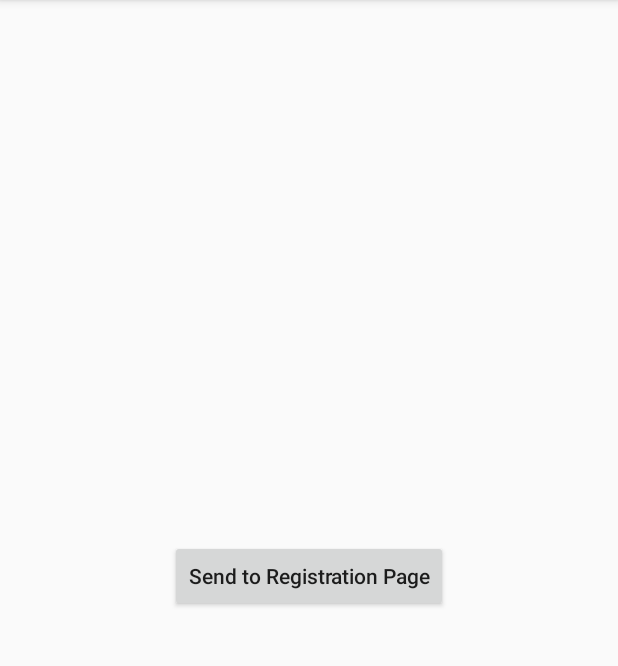
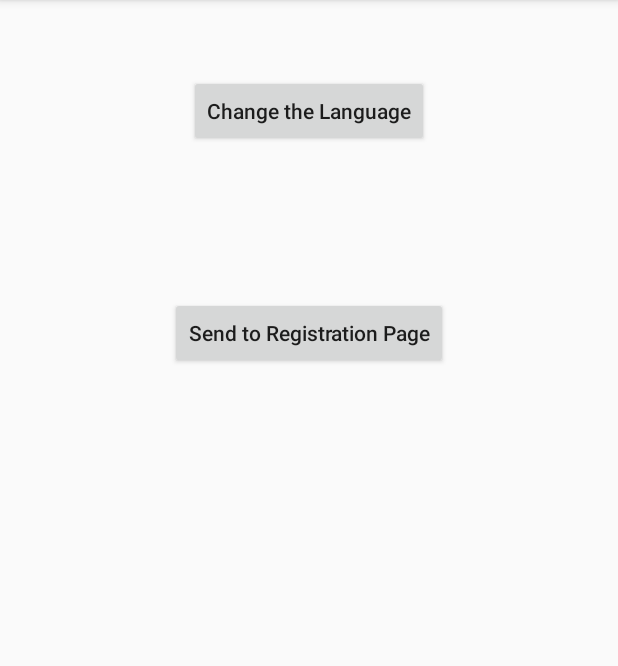
Before and after one commit to sawan52/OnlineDemoDatabase, an Android app: the screen it shows after launch (MainActivity), on a phone screen of 412 x 824 dp, the part 84-750 px from its top. Run offline under Robolectric (Android 15) with nearby library versions, the phone set to English and light mode, and no system bars.

Commit message:
added multiple language feature

```diff
--- a/app/src/main/AndroidManifest.xml
+++ b/app/src/main/AndroidManifest.xml
@@ -13,7 +13,7 @@
         android:theme="@style/AppTheme">
 
         <activity android:name=".RegisterActivity"
-            android:label="Register Activity"
+            android:label="@string/register_activity"
             android:parentActivityName=".MainActivity"></activity>
 
         <activity android:name=".MainActivity">
--- a/app/src/main/java/com/example/onlinedemodatabase/MainActivity.java
+++ b/app/src/main/java/com/example/onlinedemodatabase/MainActivity.java
@@ -1,20 +1,42 @@
 package com.example.onlinedemodatabase;
 
+import android.app.Activity;
+import android.content.DialogInterface;
 import android.content.Intent;
+import android.content.SharedPreferences;
+import android.content.res.Configuration;
+import android.support.v7.app.ActionBar;
+import android.support.v7.app.AlertDialog;
 import android.support.v7.app.AppCompatActivity;
 import android.os.Bundle;
 import android.view.View;
 import android.widget.Button;
+
+import java.util.Locale;
 
 public class MainActivity extends AppCompatActivity {
 
     @Override
     protected void onCreate(Bundle savedInstanceState) {
         super.onCreate(savedInstanceState);
+
+        loadLocale();
+
         setContentView(R.layout.activity_main);
 
+        // change Action bar title, if you don't change it according to your systems default language
+        ActionBar actionBar = getSupportActionBar();
+        actionBar.setTitle(getResources().getString(R.string.app_name));
 
+        Button changeLanguage = findViewById(R.id.change_the_language);
         Button sendTo = findViewById(R.id.send_to_registration_page_button);
+
+        changeLanguage.setOnClickListener(new View.OnClickListener() {
+            @Override
+            public void onClick(View v) {
+                showChangeLanguageDialog();
+            }
+        });
 
         sendTo.setOnClickListener(new View.OnClickListener() {
             @Override
@@ -26,4 +48,76 @@ public class MainActivity extends AppCompatActivity {
             }
         });
     }
+
+    private void showChangeLanguageDialog() {
+
+        // array of languages to display on Alert Dialog
+        final String[] listItems = {"English", "Spanish", "French", "हिंदी", "اردو"};
+
+        AlertDialog.Builder mBuilder = new AlertDialog.Builder(MainActivity.this);
+        mBuilder.setTitle("Choose the Language");
+        mBuilder.setSingleChoiceItems(listItems, -1, new DialogInterface.OnClickListener() {
+            @Override
+            public void onClick(DialogInterface dialog, int i) {
+
+                if (i == 0){
+
+                    // English
+                    setLocale("en");
+                    recreate();
+                }
+                else if (i == 1){
+
+                    // Spanish
+                    setLocale("es");
+                    recreate();
+                }
+                else if (i == 2){
+
+                    // French
+                    setLocale("fr");
+                    recreate();
+                }
+                else if (i == 3){
+
+                    // Hindi
+                    setLocale("hi");
+                    recreate();
+                }
+                else if (i == 4){
+
+                    // Urdu
+                    setLocale("ur");
+                    recreate();
+                }
+                // dismiss alert dialog when language selected
+                dialog.dismiss();
+            }
+        });
+
+        AlertDialog mDialog = mBuilder.create();
+        // show alert dialog
+        mDialog.show();
+    }
+
+    private void setLocale(String lang) {
+
+        Locale locale = new Locale(lang);
+        Locale.setDefault(locale);
+        Configuration config = new Configuration();
+        config.locale = locale;
+        getBaseContext().getResources().updateConfiguration(config, getBaseContext().getResources().getDisplayMetrics());
+        // save data to shared preferences
+        SharedPreferences.Editor editor = getSharedPreferences("Settings", MODE_PRIVATE).edit();
+        editor.putString("My_Lang", lang);
+        editor.apply();
+    }
+
+    // load language saved in shared preferences
+    public void loadLocale(){
+
+        SharedPreferences preferences = getSharedPreferences("Settings", Activity.MODE_PRIVATE);
+        String language = preferences.getString("My_Lang", "");
+        setLocale(language);
+    }
 }
--- a/app/src/main/java/com/example/onlinedemodatabase/RegisterActivity.java
+++ b/app/src/main/java/com/example/onlinedemodatabase/RegisterActivity.java
@@ -1,5 +1,6 @@
 package com.example.onlinedemodatabase;
 
+import android.support.v7.app.ActionBar;
 import android.support.v7.app.AppCompatActivity;
 import android.os.Bundle;
 import android.text.TextUtils;
@@ -17,6 +18,10 @@ public class RegisterActivity extends AppCompatActivity {
     protected void onCreate(Bundle savedInstanceState) {
         super.onCreate(savedInstanceState);
         setContentView(R.layout.activity_register);
+
+        // change Action bar title, if you don't change it according to your systems default language
+        ActionBar actionBar = getSupportActionBar();
+        actionBar.setTitle(getResources().getString(R.string.register_activity));
 
         editText_name = findViewById(R.id.name_edit_text);
         editText_password = findViewById(R.id.password_edit_text);
--- a/app/src/main/res/layout/activity_main.xml
+++ b/app/src/main/res/layout/activity_main.xml
@@ -1,20 +1,27 @@
 <?xml version="1.0" encoding="utf-8"?>
-<android.support.constraint.ConstraintLayout xmlns:android="http://schemas.android.com/apk/res/android"
+<LinearLayout xmlns:android="http://schemas.android.com/apk/res/android"
     xmlns:app="http://schemas.android.com/apk/res-auto"
     xmlns:tools="http://schemas.android.com/tools"
     android:layout_width="match_parent"
     android:layout_height="match_parent"
+    android:orientation="vertical"
+    android:gravity="center_horizontal"
     tools:context=".MainActivity">
+
+    <Button
+        android:id="@+id/change_the_language"
+        android:layout_width="wrap_content"
+        android:layout_height="wrap_content"
+        android:layout_marginTop="50dp"
+        android:text="@string/change_the_language"
+        android:textAllCaps="false" />
 
     <Button
         android:id="@+id/send_to_registration_page_button"
         android:layout_width="wrap_content"
         android:layout_height="wrap_content"
         android:text="@string/send_to_registration_page"
-        android:textAllCaps="false"
-        app:layout_constraintBottom_toBottomOf="parent"
-        app:layout_constraintLeft_toLeftOf="parent"
-        app:layout_constraintRight_toRightOf="parent"
-        app:layout_constraintTop_toTopOf="parent" />
+        android:layout_marginTop="100dp"
+        android:textAllCaps="false"/>
 
-</android.support.constraint.ConstraintLayout>
+</LinearLayout>
--- a/app/src/main/res/values/strings.xml
+++ b/app/src/main/res/values/strings.xml
@@ -1,4 +1,5 @@
 <resources>
+
     <string name="app_name">Online Demo Database</string>
     <string name="enter_password">Enter Password</string>
     <string name="enter_contact">Enter Contact Number</string>
@@ -6,4 +7,7 @@
     <string name="button_text">Insert into database</string>
     <string name="enter_name">Enter Name</string>
     <string name="send_to_registration_page">Send to Registration Page</string>
+    <string name="change_the_language">Change the Language</string>
+    <string name="register_activity">Register Activity</string>
+
 </resources>
```
Also changed, not shown: 4 other files.
